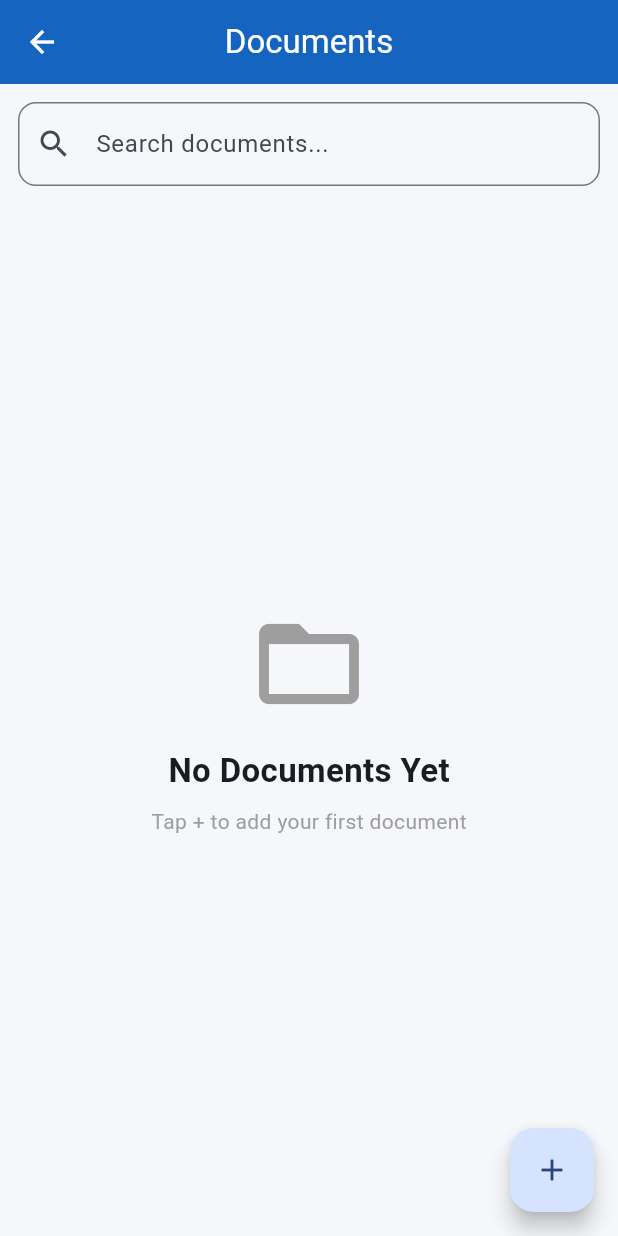
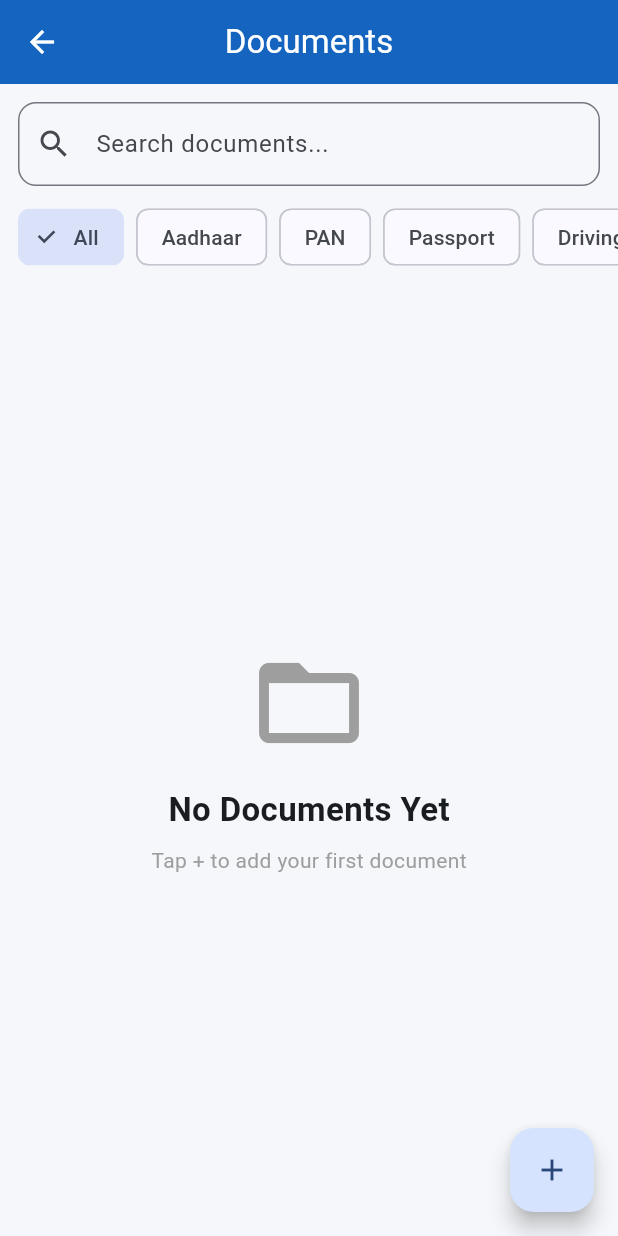
Before and after one commit to ved-naik22/myvault, a Flutter app: the DocumentsPage screen opened directly, on a phone screen of 412 x 824 dp. Run offline on Flutter 3.47's test engine with Material 3 defaults, Android fonts, the phone set to English and light mode, and no system bars; our stand-ins replace hive, hive_flutter; missing offline and left inert: syncfusion_flutter_pdfviewer; accounts and stored records are empty.

Commit message:
Add document category filters

```diff
--- a/lib/features/documents/documents_page.dart
+++ b/lib/features/documents/documents_page.dart
@@ -14,7 +14,21 @@ class DocumentsPage extends StatefulWidget {
 }
 
 class _DocumentsPageState extends State<DocumentsPage> {
-  final TextEditingController _searchController = TextEditingController();
+  final TextEditingController _searchController =
+      TextEditingController();
+
+  final List<String> _categories = [
+    "All",
+    "Aadhaar",
+    "PAN",
+    "Passport",
+    "Driving Licence",
+    "Voter ID",
+    "Medical",
+    "Education",
+    "Finance",
+    "Other",
+  ];
 
   @override
   void dispose() {
@@ -32,8 +46,9 @@ class _DocumentsPageState extends State<DocumentsPage> {
       ),
       body: Column(
         children: [
+          // Search Bar
           Padding(
-            padding: const EdgeInsets.all(12),
+            padding: const EdgeInsets.fromLTRB(12, 12, 12, 8),
             child: TextField(
               controller: _searchController,
               decoration: InputDecoration(
@@ -59,6 +74,39 @@ class _DocumentsPageState extends State<DocumentsPage> {
               },
             ),
           ),
+
+          // Category Filters
+          SizedBox(
+            height: 52,
+            child: ListView.builder(
+              scrollDirection: Axis.horizontal,
+              padding: const EdgeInsets.symmetric(
+                horizontal: 12,
+                vertical: 6,
+              ),
+              itemCount: _categories.length,
+              itemBuilder: (context, index) {
+                final category = _categories[index];
+                final isSelected =
+                    provider.selectedCategory == category;
+
+                return Padding(
+                  padding: const EdgeInsets.only(right: 8),
+                  child: FilterChip(
+                    label: Text(category),
+                    selected: isSelected,
+                    onSelected: (_) {
+                      provider.filterByCategory(category);
+                    },
+                  ),
+                );
+              },
+            ),
+          ),
+
+          const SizedBox(height: 4),
+
+          // Documents List
           Expanded(
             child: provider.documents.isEmpty
                 ? const EmptyDocuments()
@@ -88,11 +136,16 @@ class _DocumentsPageState extends State<DocumentsPage> {
                             Icons.description,
                             color: Colors.blue,
                           ),
-                          title: Text(doc.title),
+                          title: Text(
+                            doc.title,
+                            maxLines: 1,
+                            overflow: TextOverflow.ellipsis,
+                          ),
                           subtitle: Text(doc.category),
                           trailing: Row(
                             mainAxisSize: MainAxisSize.min,
                             children: [
+                              // Edit
                               IconButton(
                                 icon: const Icon(
                                   Icons.edit,
@@ -114,36 +167,50 @@ class _DocumentsPageState extends State<DocumentsPage> {
                                   }
                                 },
                               ),
+
+                              // Delete
                               IconButton(
                                 icon: const Icon(
                                   Icons.delete,
                                   color: Colors.red,
                                 ),
                                 onPressed: () async {
-                                  final confirm = await showDialog<bool>(
+                                  final confirm =
+                                      await showDialog<bool>(
                                     context: context,
                                     builder: (_) => AlertDialog(
-                                      title: const Text("Delete Document"),
+                                      title: const Text(
+                                        "Delete Document",
+                                      ),
                                       content: const Text(
                                         "Are you sure you want to delete this document?",
                                       ),
                                       actions: [
                                         TextButton(
                                           onPressed: () =>
-                                              Navigator.pop(context, false),
-                                          child: const Text("Cancel"),
+                                              Navigator.pop(
+                                            context,
+                                            false,
+                                          ),
+                                          child:
+                                              const Text("Cancel"),
                                         ),
                                         FilledButton(
                                           onPressed: () =>
-                                              Navigator.pop(context, true),
-                                          child: const Text("Delete"),
+                                              Navigator.pop(
+                                            context,
+                                            true,
+                                          ),
+                                          child:
+                                              const Text("Delete"),
                                         ),
                                       ],
                                     ),
                                   );
 
                                   if (confirm == true) {
-                                    await provider.deleteDocument(index);
+                                    await provider
+                                        .deleteDocument(index);
 
                                     if (context.mounted) {
                                       ScaffoldMessenger.of(context)
@@ -167,8 +234,9 @@ class _DocumentsPageState extends State<DocumentsPage> {
           ),
         ],
       ),
+
+      // Add Document
       floatingActionButton: FloatingActionButton(
-        child: const Icon(Icons.add),
         onPressed: () async {
           await Navigator.push(
             context,
@@ -181,6 +249,7 @@ class _DocumentsPageState extends State<DocumentsPage> {
             await provider.loadDocuments();
           }
         },
+        child: const Icon(Icons.add),
       ),
     );
   }
```
Also changed, not shown: lib/features/documents/providers/document_provider.dart (+47 -15 lines).
